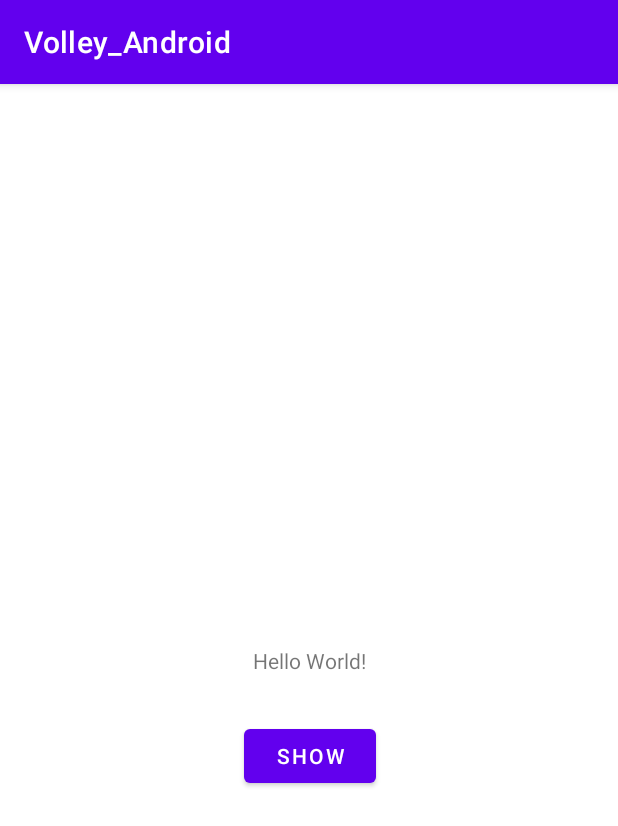
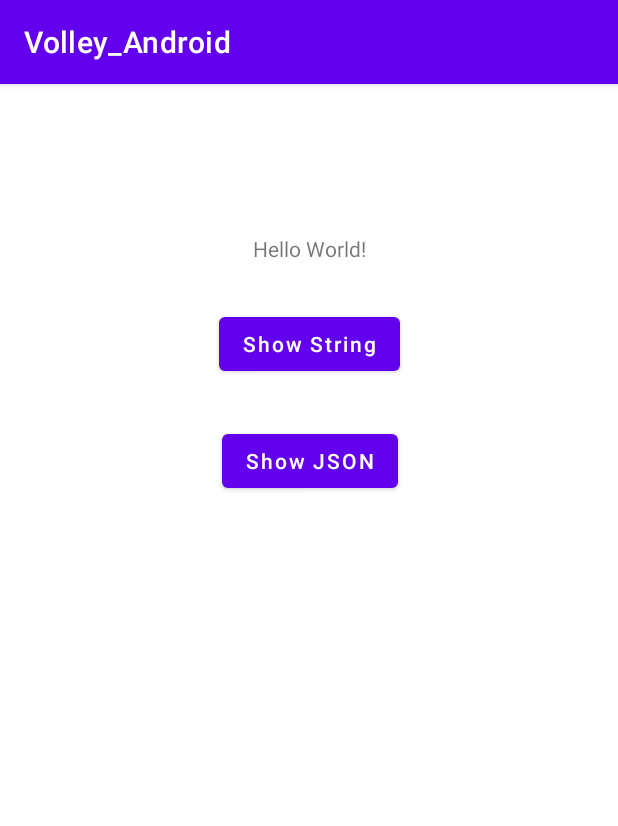
Before and after one commit to iamraajkanchan/Volley_Android, an Android app: the screen it shows after launch (MainActivity), on a phone screen of 412 x 824 dp. Shown: the top 826 px of the screen. Run offline under Robolectric (Android 15) with nearby library versions, the phone set to English and light mode, and no system bars; our stand-ins replace Volley.

Commit message:
JSON Object Request is added by Raj Kanchan

```diff
--- a/app/src/main/java/com/example/volley_android/MainActivity.kt
+++ b/app/src/main/java/com/example/volley_android/MainActivity.kt
@@ -7,6 +7,7 @@ import com.android.volley.Request
 import com.android.volley.RequestQueue
 import com.android.volley.Response
 import com.android.volley.ServerError
+import com.android.volley.toolbox.JsonObjectRequest
 import com.android.volley.toolbox.StringRequest
 import com.android.volley.toolbox.Volley
 import kotlinx.android.synthetic.main.activity_main.*
@@ -25,7 +26,12 @@ class MainActivity : AppCompatActivity() {
     }
 
     override fun onStart() {
-        btnShow.setOnClickListener {
+        initViews()
+        super.onStart()
+    }
+
+    private fun initViews() {
+        btnShowString.setOnClickListener {
             val stringRequest =
                 StringRequest(Request.Method.GET, SERVER_URL, { response ->
                     txtLabel.text = response.substring(0, 50)
@@ -34,7 +40,15 @@ class MainActivity : AppCompatActivity() {
                 })
             requestQueue.add(stringRequest)
         }
-        super.onStart()
+
+        /* As it is a GET Request, you can pass null for JSON Request*/
+        btnShowJSON.setOnClickListener {
+            val jsonObjectRequest = JsonObjectRequest(Request.Method.GET, SERVER_URL, null, {
+                txtLabel.text = it.toString().substring(0, 50)
+            }, {
+                txtLabel.text = it.stackTraceToString()
+            })
+            requestQueue.add(jsonObjectRequest)
+        }
     }
-
 }
--- a/app/src/main/res/layout/activity_main.xml
+++ b/app/src/main/res/layout/activity_main.xml
@@ -10,20 +10,32 @@
         android:id="@+id/txtLabel"
         android:layout_width="wrap_content"
         android:layout_height="wrap_content"
+        android:layout_marginTop="100dp"
         android:text="Hello World!"
-        app:layout_constraintBottom_toBottomOf="parent"
         app:layout_constraintLeft_toLeftOf="parent"
         app:layout_constraintRight_toRightOf="parent"
         app:layout_constraintTop_toTopOf="parent" />
 
     <Button
-        android:id="@+id/btnShow"
+        android:id="@+id/btnShowString"
         android:layout_width="wrap_content"
         android:layout_height="wrap_content"
         android:layout_marginTop="30dp"
-        android:text="@string/show"
+        android:text="@string/showString"
+        android:textAllCaps="false"
         app:layout_constraintEnd_toEndOf="@+id/txtLabel"
         app:layout_constraintStart_toStartOf="@+id/txtLabel"
         app:layout_constraintTop_toBottomOf="@+id/txtLabel" />
 
+    <Button
+        android:id="@+id/btnShowJSON"
+        android:layout_width="wrap_content"
+        android:layout_height="wrap_content"
+        android:layout_marginTop="30dp"
+        android:text="@string/showJSON"
+        android:textAllCaps="false"
+        app:layout_constraintEnd_toEndOf="@+id/txtLabel"
+        app:layout_constraintStart_toStartOf="@+id/txtLabel"
+        app:layout_constraintTop_toBottomOf="@+id/btnShowString" />
+
 </androidx.constraintlayout.widget.ConstraintLayout>
--- a/app/src/main/res/values/strings.xml
+++ b/app/src/main/res/values/strings.xml
@@ -1,4 +1,5 @@
 <resources>
     <string name="app_name">Volley_Android</string>
-    <string name="show">Show</string>
+    <string name="showString">Show String</string>
+    <string name="showJSON">Show JSON</string>
 </resources>
```
